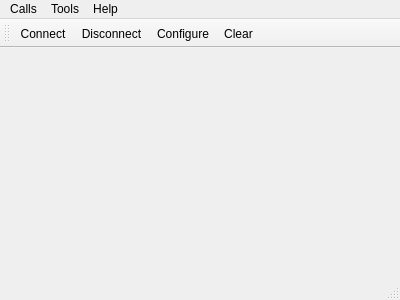
Old version of the form mainwindow.ui in the repository AlfredoCubitos/myAvrTerminal.
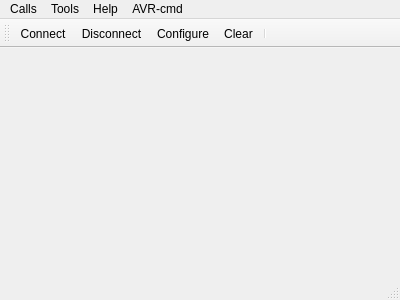
New version of the form. Icons and pictures are not drawn.

What changed in the file:
```diff
--- a/mainwindow.ui
+++ b/mainwindow.ui
@@ -26,7 +26,7 @@
      <x>0</x>
      <y>0</y>
      <width>400</width>
-     <height>23</height>
+     <height>30</height>
     </rect>
    </property>
    <widget class="QMenu" name="menuCalls">
@@ -52,9 +52,22 @@
     <addaction name="actionAbout"/>
     <addaction name="actionAboutQt"/>
    </widget>
+   <widget class="QMenu" name="menuAVR_cmd">
+    <property name="title">
+     <string>AVR-cmd</string>
+    </property>
+    <addaction name="actionResetBoard"/>
+    <addaction name="actionReset_Programmer"/>
+    <addaction name="actionGetStatus"/>
+    <addaction name="separator"/>
+    <addaction name="actionProgMode"/>
+    <addaction name="actionDataMode"/>
+    <addaction name="actionQuiteMode"/>
+   </widget>
    <addaction name="menuCalls"/>
    <addaction name="menuTools"/>
    <addaction name="menuHelp"/>
+   <addaction name="menuAVR_cmd"/>
   </widget>
   <widget class="QToolBar" name="mainToolBar">
    <attribute name="toolBarArea">
@@ -67,6 +80,7 @@
    <addaction name="actionDisconnect"/>
    <addaction name="actionConfigure"/>
    <addaction name="actionClear"/>
+   <addaction name="separator"/>
   </widget>
   <widget class="QStatusBar" name="statusBar"/>
   <action name="actionAbout">
```
Left out of the diff: 30 changed lines with no effect on the pictures.
